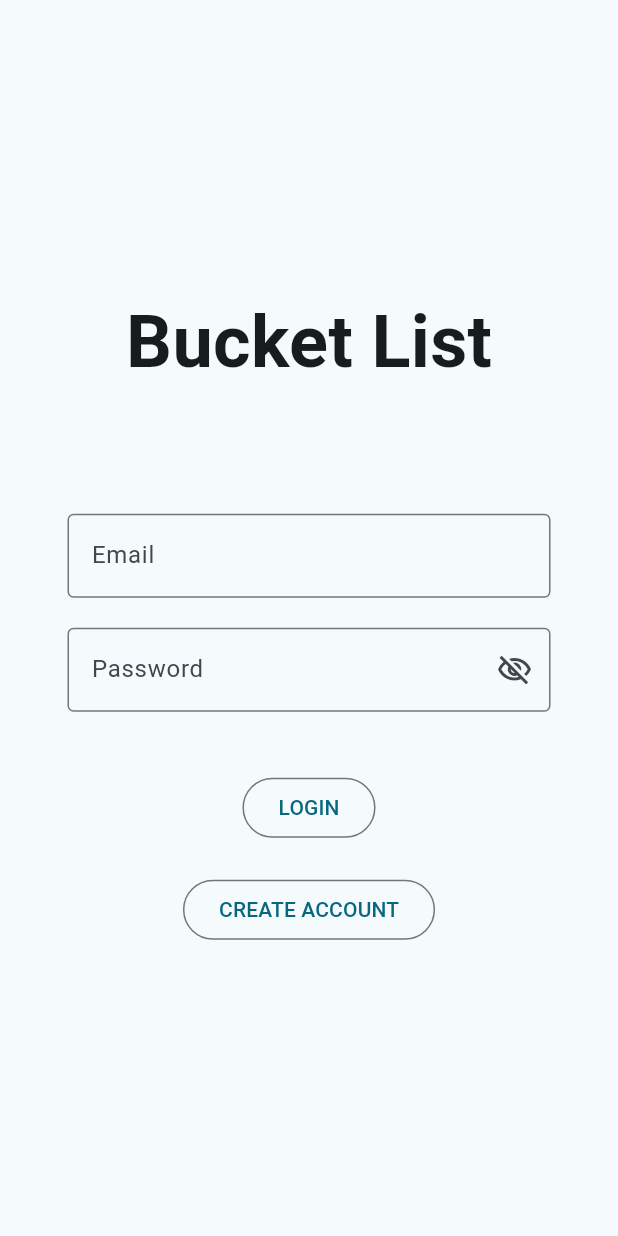
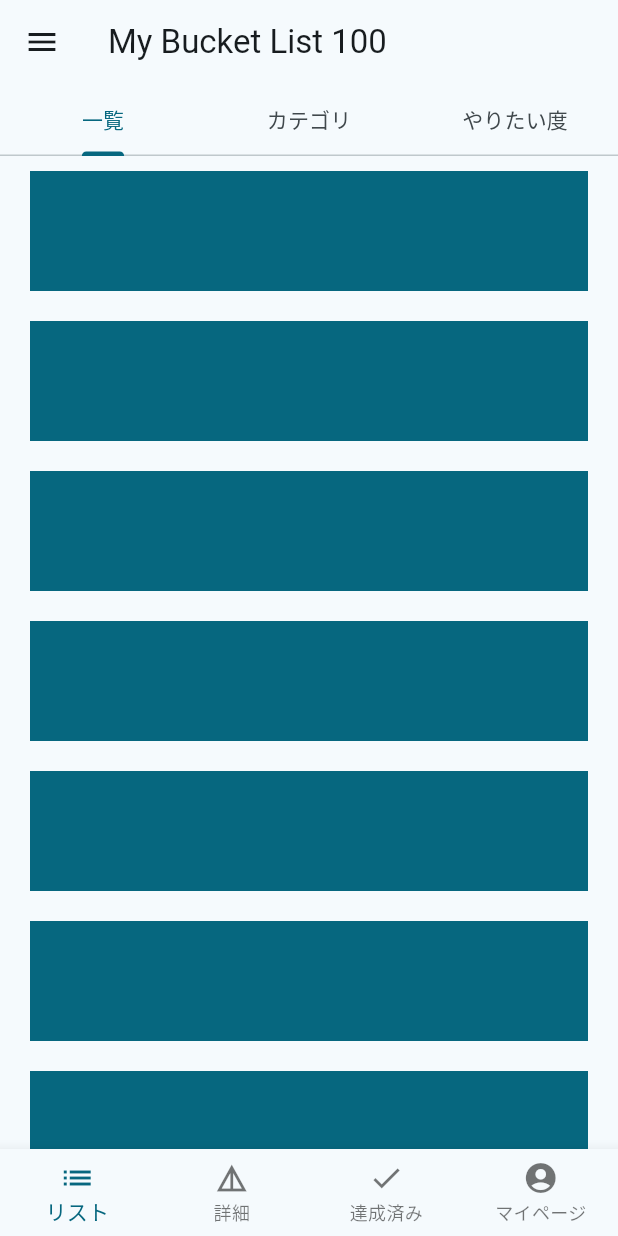
Before and after one commit to shmzzzz/bucket_list_app, a Flutter app: the screen it shows after launch, after a tap on "LOGIN", on a phone screen of 412 x 824 dp. Run offline on Flutter 3.47's test engine with Material 3 defaults, Android fonts, the light colour scheme and no system bars.

Commit message:
feat: 簡易的なリスト画面を作成する (#10)
* ✨ ログインボタンタップでリスト画面に遷移するようにする
* 💄 ログインページのUI作成

```diff
--- /dev/null
+++ b/lib/presentation/page/list_page.dart
@@ -0,0 +1,189 @@
+import 'package:bucket_list_app/theme.dart';
+import 'package:flutter/material.dart';
+
+class ListPage extends StatelessWidget {
+  const ListPage({super.key});
+
+  @override
+  Widget build(BuildContext context) {
+    return DefaultTabController(
+      initialIndex: 0,
+      length: 3,
+      child: Scaffold(
+        appBar: AppBar(
+          title: const Text(
+            'My Bucket List 100',
+          ),
+          bottom: const TabBar(
+            tabs: [
+              Tab(
+                text: '一覧',
+              ),
+              Tab(
+                text: 'カテゴリ',
+              ),
+              Tab(
+                text: 'やりたい度',
+              ),
+            ],
+          ),
+        ),
+        drawer: NavigationDrawer(
+          children: [
+            Padding(
+              padding: const EdgeInsets.all(20),
+              child: Text(
+                'ようこそ ゲストさん！',
+                style: Theme.of(context).textTheme.titleMedium,
+              ),
+            ),
+            const Padding(
+              padding: EdgeInsets.symmetric(horizontal: 20),
+              child: Divider(),
+            ),
+            Padding(
+              padding: const EdgeInsets.symmetric(horizontal: 20, vertical: 10),
+              child: Text(
+                'リスト',
+                style: Theme.of(context).textTheme.titleSmall,
+              ),
+            ),
+            const ListTile(
+              leading: Icon(
+                Icons.list,
+              ),
+              title: Text('一覧'),
+            ),
+            const ListTile(
+              leading: Icon(
+                Icons.category,
+              ),
+              title: Text('カテゴリ'),
+            ),
+            const ListTile(
+              leading: Icon(
+                Icons.celebration,
+              ),
+              title: Text('やりたい度'),
+            ),
+            const Padding(
+              padding: EdgeInsets.symmetric(horizontal: 20),
+              child: Divider(),
+            ),
+            Padding(
+              padding: const EdgeInsets.symmetric(horizontal: 20, vertical: 10),
+              child: Text(
+                '詳細',
+                style: Theme.of(context).textTheme.titleSmall,
+              ),
+            ),
+            const ListTile(
+              leading: Icon(
+                Icons.details,
+              ),
+              title: Text('やりたいこと'),
+            ),
+            const Padding(
+              padding: EdgeInsets.symmetric(horizontal: 20),
+              child: Divider(),
+            ),
+            Padding(
+              padding: const EdgeInsets.symmetric(horizontal: 20, vertical: 10),
+              child: Text(
+                '達成済みリスト',
+                style: Theme.of(context).textTheme.titleSmall,
+              ),
+            ),
+            const ListTile(
+              leading: Icon(
+                Icons.library_add_check,
+              ),
+              title: Text('一覧'),
+            ),
+            const Padding(
+              padding: EdgeInsets.symmetric(horizontal: 20),
+              child: Divider(),
+            ),
+            Padding(
+              padding: const EdgeInsets.symmetric(horizontal: 20, vertical: 10),
+              child: Text(
+                'マイページ',
+                style: Theme.of(context).textTheme.titleSmall,
+              ),
+            ),
+            const ListTile(
+              leading: Icon(
+                Icons.settings,
+              ),
+              title: Text('設定'),
+            ),
+          ],
+        ),
+        body: TabBarView(
+          children: [
+            ListView.builder(
+              itemCount: 10,
+              itemBuilder: (context, index) {
+                return Padding(
+                  padding:
+                      const EdgeInsets.symmetric(vertical: 10, horizontal: 20),
+                  child: Container(
+                    height: 80,
+                    color: MaterialTheme.lightScheme().primary,
+                  ),
+                );
+              },
+            ),
+            ListView.builder(
+              itemCount: 10,
+              itemBuilder: (context, index) {
+                return Padding(
+                  padding:
+                      const EdgeInsets.symmetric(vertical: 10, horizontal: 20),
+                  child: Container(
+                    height: 80,
+                    color: MaterialTheme.lightScheme().inversePrimary,
+                  ),
+                );
+              },
+            ),
+            ListView.builder(
+              itemCount: 10,
+              itemBuilder: (context, index) {
+                return Padding(
+                  padding:
+                      const EdgeInsets.symmetric(vertical: 10, horizontal: 20),
+                  child: Container(
+                    height: 80,
+                    color: MaterialTheme.lightScheme().tertiary,
+                  ),
+                );
+              },
+            ),
+          ],
+        ),
+        bottomNavigationBar: BottomNavigationBar(
+          items: const [
+            BottomNavigationBarItem(
+              icon: Icon(Icons.list),
+              label: 'リスト',
+            ),
+            BottomNavigationBarItem(
+              icon: Icon(Icons.details),
+              label: '詳細',
+            ),
+            BottomNavigationBarItem(
+              icon: Icon(Icons.check),
+              label: '達成済み',
+            ),
+            BottomNavigationBarItem(
+              icon: Icon(Icons.account_circle),
+              label: 'マイページ',
+            ),
+          ],
+          type: BottomNavigationBarType.fixed,
+        ),
+      ),
+    );
+  }
+}
--- a/lib/presentation/page/login_page.dart
+++ b/lib/presentation/page/login_page.dart
@@ -1,3 +1,4 @@
+import 'package:bucket_list_app/presentation/page/list_page.dart';
 import 'package:flutter/material.dart';
 
 class LoginPage extends StatelessWidget {
@@ -39,7 +40,13 @@
             ),
             const SizedBox(height: 40),
             OutlinedButton(
-              onPressed: () {},
+              onPressed: () {
+                Navigator.of(context).push(
+                  MaterialPageRoute(
+                    builder: (context) => const ListPage(),
+                  ),
+                );
+              },
               child: const Text(
                 'LOGIN',
               ),
```
